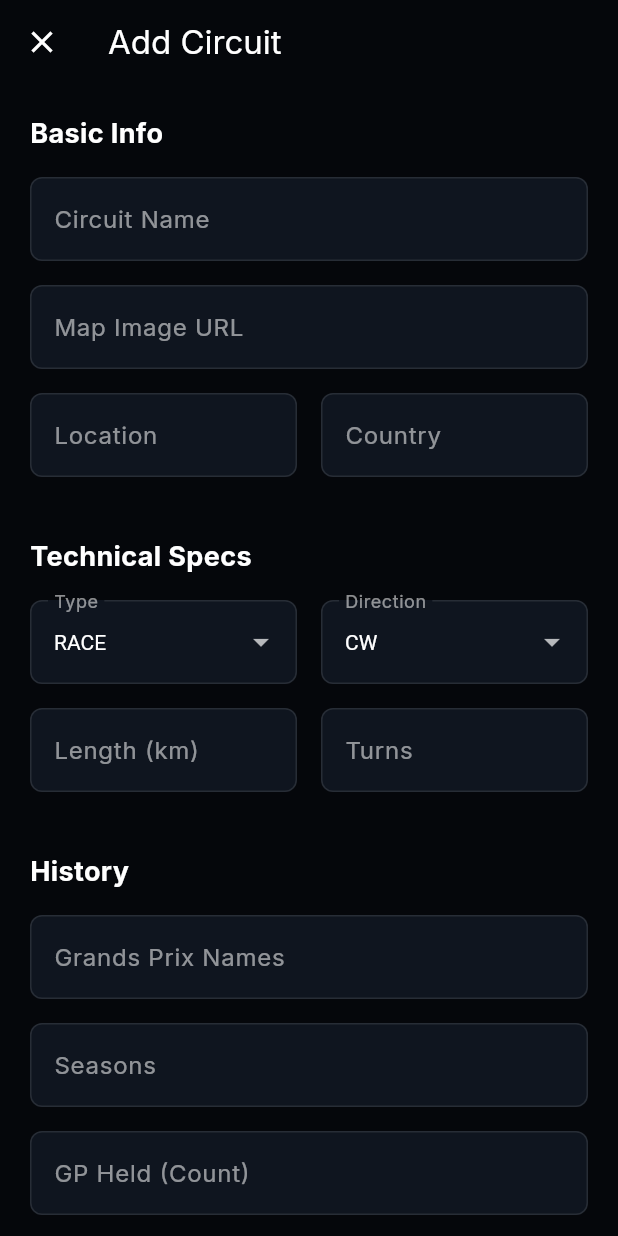
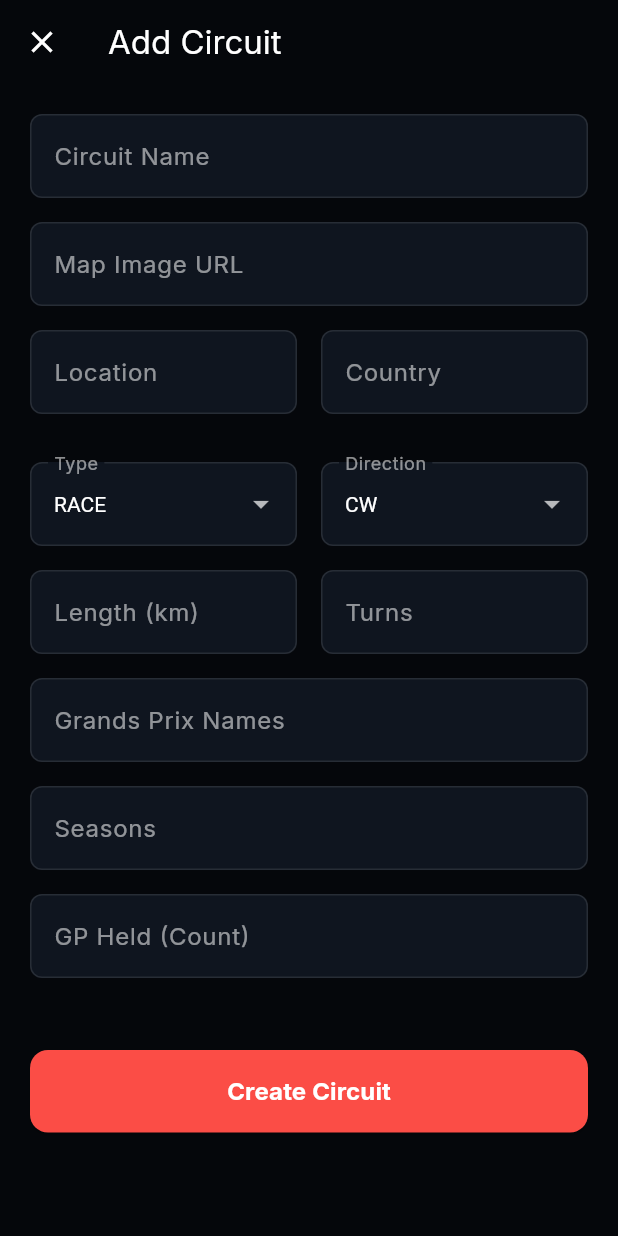
Before and after one commit to Formula-404/SpeedView-Mobile, a Flutter app: the CircuitFormScreen screen opened directly, on a phone screen of 412 x 824 dp. Run offline on Flutter 3.47's test engine with Material 3 defaults, Android fonts, the phone set to English and light mode, and no system bars; our stand-ins replace google_fonts; missing offline and left inert: pbp_django_auth.

Commit message:
fix tampilan circuit + tampilan crud

```diff
--- a/lib/circuit/screens/circuit_form_screen.dart
+++ b/lib/circuit/screens/circuit_form_screen.dart
@@ -76,10 +76,16 @@ class _CircuitFormScreenState extends State<CircuitFormScreen> {
       final response = await request.post(url, data);
 
       if (context.mounted) {
-         Navigator.pop(context, true);
-         ScaffoldMessenger.of(context).showSnackBar(
-            SnackBar(content: Text(isEdit ? "Circuit updated" : "Circuit created"), backgroundColor: Colors.green),
-         );
+         if (response['ok'] == true) {
+             Navigator.pop(context, true);
+             ScaffoldMessenger.of(context).showSnackBar(
+                SnackBar(content: Text(response['message'] ?? "Success"), backgroundColor: Colors.green),
+             );
+         } else {
+             ScaffoldMessenger.of(context).showSnackBar(
+                SnackBar(content: Text(response['error'] ?? "Failed"), backgroundColor: Colors.red),
+             );
+         }
       }
     } catch (e) {
       if (context.mounted) {
@@ -92,15 +98,12 @@ class _CircuitFormScreenState extends State<CircuitFormScreen> {
 
   @override
   Widget build(BuildContext context) {
-    const cardColor = Color(0xFF0F151F);
-    final isEdit = widget.circuit != null;
-
     return Scaffold(
       backgroundColor: const Color(0xFF05070B),
       appBar: AppBar(
         backgroundColor: Colors.transparent,
         elevation: 0,
-        title: Text(isEdit ? 'Edit Circuit' : 'Add Circuit', style: const TextStyle(color: Colors.white)),
+        title: Text(widget.circuit != null ? 'Edit Circuit' : 'Add Circuit', style: const TextStyle(color: Colors.white)),
         leading: IconButton(
           icon: const Icon(Icons.close, color: Colors.white),
           onPressed: () => Navigator.pop(context),
@@ -113,9 +116,9 @@ class _CircuitFormScreenState extends State<CircuitFormScreen> {
           child: Column(
             crossAxisAlignment: CrossAxisAlignment.stretch,
             children: [
-              _buildSectionTitle('Basic Info'),
               _buildTextField('Circuit Name', _nameController, true),
-              _buildTextField('Map Image URL', _mapUrlController, false, isUrl: true),
+              _buildTextField('Map Image URL', _mapUrlController, false, isUrl: true), // False (Optional)
+
               Row(
                 children: [
                   Expanded(child: _buildTextField('Location', _locationController, true)),
@@ -124,8 +127,8 @@ class _CircuitFormScreenState extends State<CircuitFormScreen> {
                 ],
               ),
 
-              const SizedBox(height: 24),
-              _buildSectionTitle('Technical Specs'),
+              const SizedBox(height: 16),
+
               Row(
                 children: [
                   Expanded(
@@ -147,6 +150,7 @@ class _CircuitFormScreenState extends State<CircuitFormScreen> {
                   ),
                 ],
               ),
+
               Row(
                 children: [
                   Expanded(child: _buildTextField('Length (km)', _lengthController, true, isNumber: true)),
@@ -155,8 +159,6 @@ class _CircuitFormScreenState extends State<CircuitFormScreen> {
                 ],
               ),
 
-              const SizedBox(height: 24),
-              _buildSectionTitle('History'),
               _buildTextField('Grands Prix Names', _gpController, true),
               _buildTextField('Seasons', _seasonsController, true),
               _buildTextField('GP Held (Count)', _gpHeldController, true, isNumber: true),
@@ -170,23 +172,13 @@ class _CircuitFormScreenState extends State<CircuitFormScreen> {
                   shape: RoundedRectangleBorder(borderRadius: BorderRadius.circular(12)),
                 ),
                 child: Text(
-                  isEdit ? 'Update Circuit' : 'Create Circuit',
+                  widget.circuit != null ? 'Update Circuit' : 'Create Circuit',
                   style: const TextStyle(fontSize: 16, fontWeight: FontWeight.bold, color: Colors.white),
                 ),
               ),
             ],
           ),
         ),
-      ),
-    );
-  }
-
-  Widget _buildSectionTitle(String title) {
-    return Padding(
-      padding: const EdgeInsets.only(bottom: 16.0),
-      child: Text(
-        title,
-        style: const TextStyle(color: Colors.white, fontSize: 18, fontWeight: FontWeight.bold),
       ),
     );
   }
@@ -199,8 +191,8 @@ class _CircuitFormScreenState extends State<CircuitFormScreen> {
         style: const TextStyle(color: Colors.white),
         keyboardType: isNumber ? TextInputType.number : (isUrl ? TextInputType.url : TextInputType.text),
         validator: (value) {
-          if (required && (value == null || value.isEmpty)) {
-            return 'Required';
+          if (required && (value == null || value.trim().isEmpty)) {
+            return '$label is required';
           }
           return null;
         },
```
Also changed, not shown: lib/circuit/screens/circuit_list_screen.dart (+21 -4 lines).
